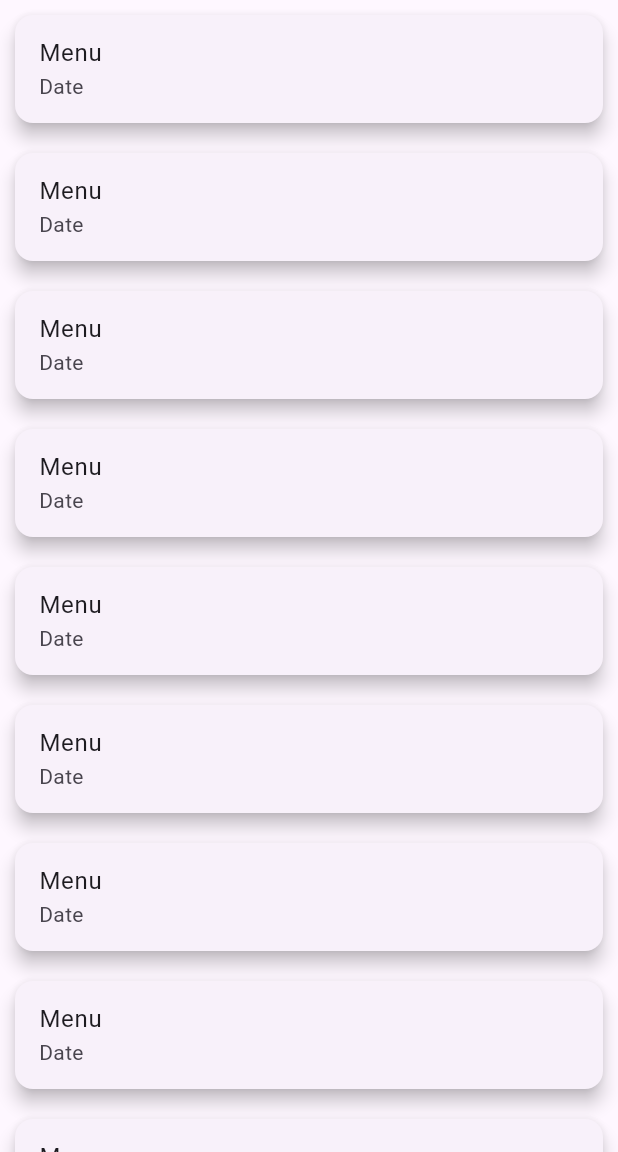
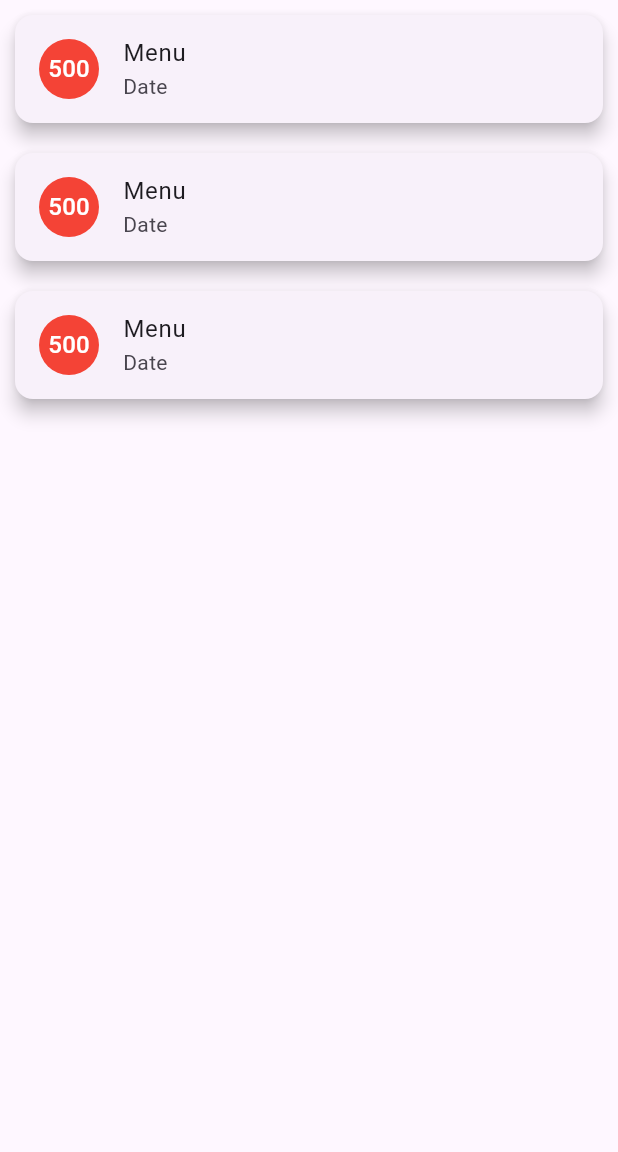
Before and after one commit to pondforwork/Flutter_DB, a Flutter app: the screen it shows after launch, on a phone screen of 412 x 824 dp, the part 84-1236 px from its top. Run offline on Flutter 3.47's test engine with Material 2 defaults, Android fonts, the phone set to English and light mode, and no system bars.

```diff
--- a/lib/main.dart
+++ b/lib/main.dart
@@ -48,7 +48,7 @@ class _MyHomePageState extends State<MyHomePage> {
         ],
       ),
       body: ListView.builder(
-          itemCount: 10,
+          itemCount: 3,
           itemBuilder: (context, int index) {
             return const Card(
               elevation: 5,
@@ -56,6 +56,15 @@ class _MyHomePageState extends State<MyHomePage> {
                 10,
               ),
               child: ListTile(
+                leading: CircleAvatar(
+                  backgroundColor: Colors.red,
+                  child: FittedBox(
+                    child: Text(
+                      "500",
+                      style: TextStyle(color: Colors.white),
+                    ),
+                  ),
+                ),
                 title: Text("Menu"),
                 subtitle: Text("Date"),
               ),
```
